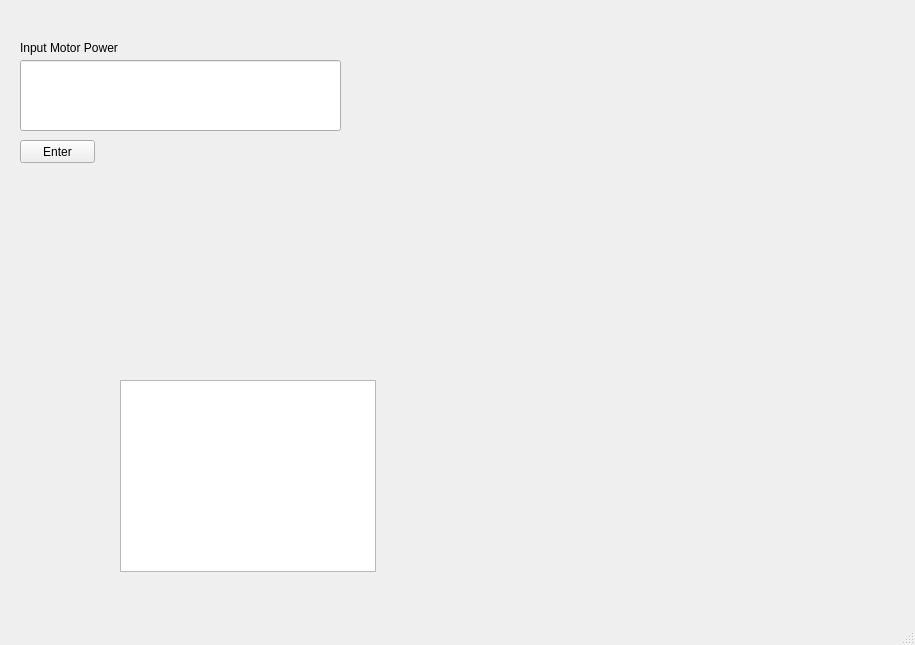
The window that main.ui (armanislam-07/control-loop-hub) describes before a commit, drawn with Qt 5.
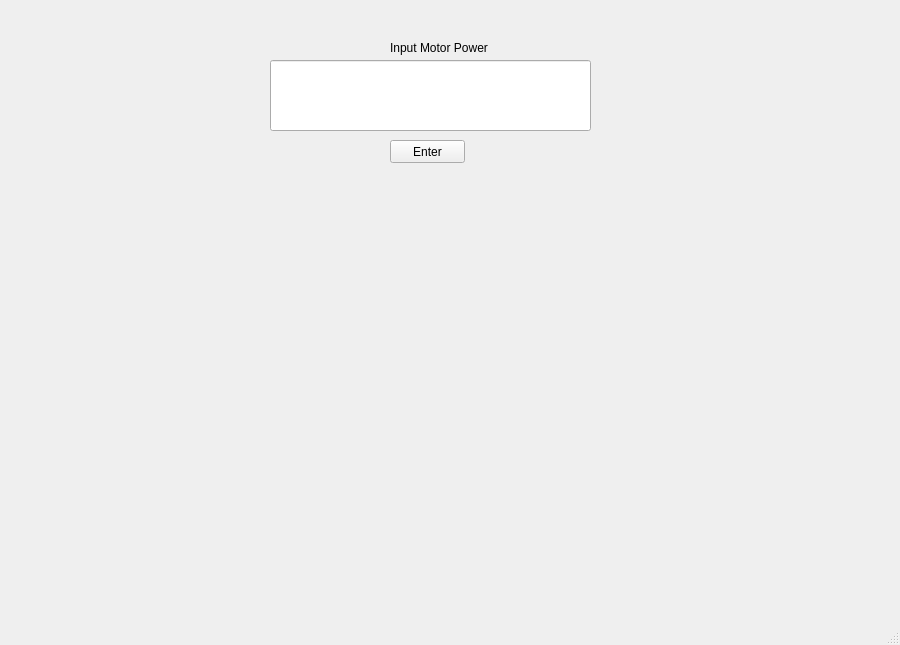
The same window after the commit. Custom widgets are drawn as their Qt base class.

Commit message: Add matplotlib functionality to user interface. Add MQTT script for receiving data from the MQTT (to graph)

```diff
--- a/main.ui
+++ b/main.ui
@@ -6,7 +6,7 @@
    <rect>
     <x>0</x>
     <y>0</y>
-    <width>915</width>
+    <width>900</width>
     <height>645</height>
    </rect>
   </property>
@@ -17,7 +17,7 @@
    <widget class="QLineEdit" name="lineEdit">
     <property name="geometry">
      <rect>
-      <x>20</x>
+      <x>270</x>
       <y>60</y>
       <width>321</width>
       <height>71</height>
@@ -27,7 +27,7 @@
    <widget class="QLabel" name="label">
     <property name="geometry">
      <rect>
-      <x>20</x>
+      <x>390</x>
       <y>40</y>
       <width>111</width>
       <height>16</height>
@@ -40,7 +40,7 @@
    <widget class="QPushButton" name="pushButton">
     <property name="geometry">
      <rect>
-      <x>20</x>
+      <x>390</x>
       <y>140</y>
       <width>75</width>
       <height>23</height>
@@ -63,13 +63,13 @@
      <string/>
     </property>
    </widget>
-   <widget class="QTextBrowser" name="textBrowser">
+   <widget class="MplWidget" name="graphWidget" native="true">
     <property name="geometry">
      <rect>
-      <x>120</x>
-      <y>380</y>
-      <width>256</width>
-      <height>192</height>
+      <x>170</x>
+      <y>180</y>
+      <width>491</width>
+      <height>411</height>
      </rect>
     </property>
    </widget>
@@ -86,6 +86,14 @@
   </widget>
   <widget class="QStatusBar" name="statusbar"/>
  </widget>
+ <customwidgets>
+  <customwidget>
+   <class>MplWidget</class>
+   <extends>QWidget</extends>
+   <header>mplwidget</header>
+   <container>1</container>
+  </customwidget>
+ </customwidgets>
  <resources/>
  <connections/>
 </ui>
```
Left out of the diff: 4 changed lines with no effect on the pictures. The commit also changes 6 other files.
